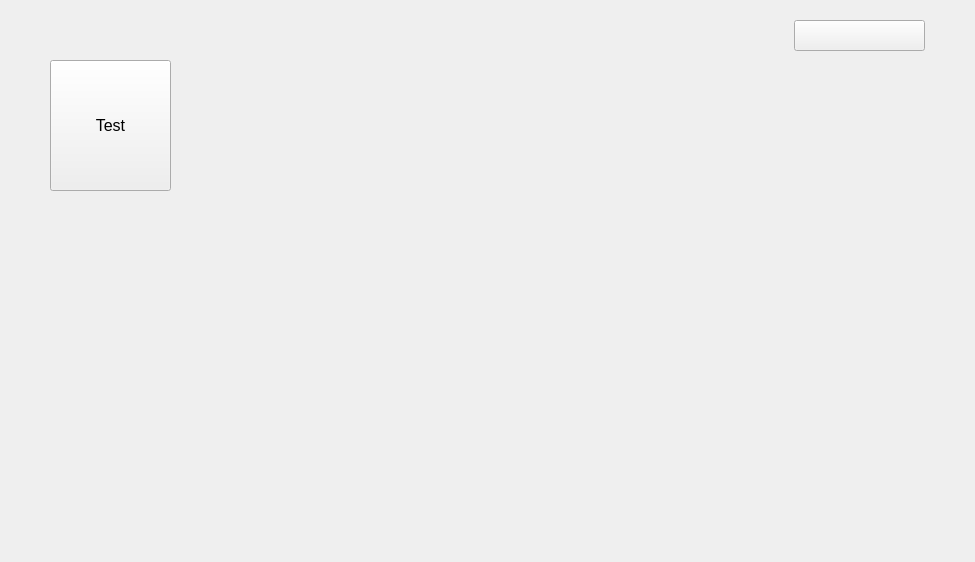
Old version of the form control.ui in the repository MrLalala/OnlineMonitor.
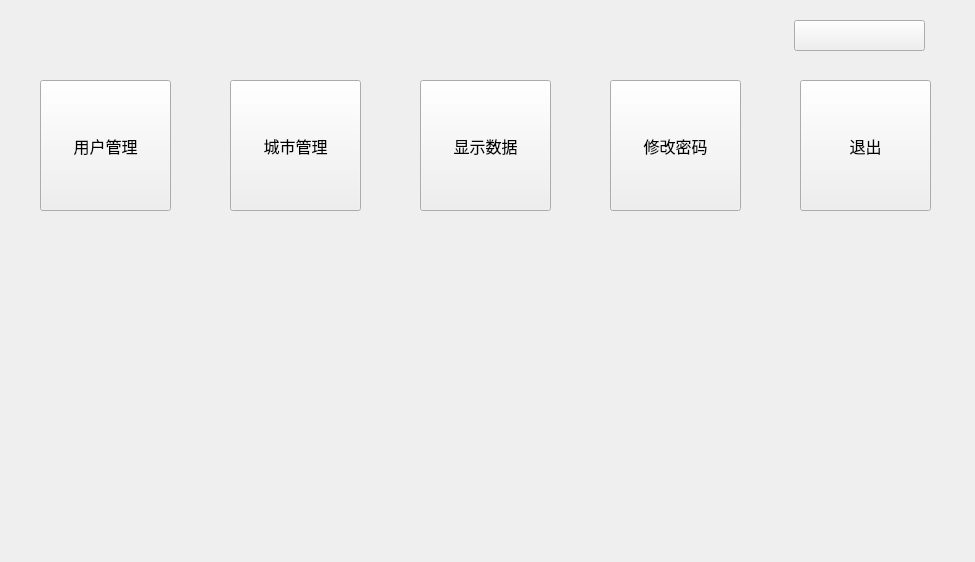
New version of the form. Icons and pictures are not drawn. Custom widgets are drawn as their Qt base class.

Commit message: 完成了用户界面的基础设置。明天将其做成模板。

The edit to the form file:
```diff
--- a/control.ui
+++ b/control.ui
@@ -29,9 +29,9 @@
    <widget class="QToolButton" name="toolButton">
     <property name="geometry">
      <rect>
-      <x>50</x>
-      <y>60</y>
-      <width>121</width>
+      <x>40</x>
+      <y>80</y>
+      <width>131</width>
       <height>131</height>
      </rect>
     </property>
@@ -42,7 +42,7 @@
      </font>
     </property>
     <property name="text">
-     <string>Test</string>
+     <string>用户管理</string>
     </property>
     <property name="icon">
      <iconset resource="resources.qrc">
@@ -74,6 +74,159 @@
      <string/>
     </property>
    </widget>
+   <widget class="QToolButton" name="cityMgr">
+    <property name="geometry">
+     <rect>
+      <x>230</x>
+      <y>80</y>
+      <width>131</width>
+      <height>131</height>
+     </rect>
+    </property>
+    <property name="font">
+     <font>
+      <family>Microsoft YaHei UI</family>
+      <pointsize>12</pointsize>
+     </font>
+    </property>
+    <property name="text">
+     <string>城市管理</string>
+    </property>
+    <property name="icon">
+     <iconset resource="resources.qrc">
+      <normaloff>:/images/city.png</normaloff>:/images/city.png</iconset>
+    </property>
+    <property name="iconSize">
+     <size>
+      <width>100</width>
+      <height>100</height>
+     </size>
+    </property>
+    <property name="toolButtonStyle">
+     <enum>Qt::ToolButtonTextUnderIcon</enum>
+    </property>
+    <property name="autoRaise">
+     <bool>false</bool>
+    </property>
+   </widget>
+   <widget class="QToolButton" name="psdChg">
+    <property name="geometry">
+     <rect>
+      <x>610</x>
+      <y>80</y>
+      <width>131</width>
+      <height>131</height>
+     </rect>
+    </property>
+    <property name="font">
+     <font>
+      <family>Microsoft YaHei UI</family>
+      <pointsize>12</pointsize>
+     </font>
+    </property>
+    <property name="text">
+     <string>修改密码</string>
+    </property>
+    <property name="icon">
+     <iconset resource="resources.qrc">
+      <normaloff>:/images/password.png</normaloff>:/images/password.png</iconset>
+    </property>
+    <property name="iconSize">
+     <size>
+      <width>100</width>
+      <height>100</height>
+     </size>
+    </property>
+    <property name="toolButtonStyle">
+     <enum>Qt::ToolButtonTextUnderIcon</enum>
+    </property>
+    <property name="autoRaise">
+     <bool>false</bool>
+    </property>
+   </widget>
+   <widget class="QToolButton" name="showData">
+    <property name="geometry">
+     <rect>
+      <x>420</x>
+      <y>80</y>
+      <width>131</width>
+      <height>131</height>
+     </rect>
+    </property>
+    <property name="font">
+     <font>
+      <family>Microsoft YaHei UI</family>
+      <pointsize>12</pointsize>
+     </font>
+    </property>
+    <property name="text">
+     <string>显示数据</string>
+    </property>
+    <property name="icon">
+     <iconset resource="resources.qrc">
+      <normaloff>:/images/data.png</normaloff>:/images/data.png</iconset>
+    </property>
+    <property name="iconSize">
+     <size>
+      <width>100</width>
+      <height>100</height>
+     </size>
+    </property>
+    <property name="toolButtonStyle">
+     <enum>Qt::ToolButtonTextUnderIcon</enum>
+    </property>
+    <property name="autoRaise">
+     <bool>false</bool>
+    </property>
+   </widget>
+   <widget class="QToolButton" name="exit">
+    <property name="geometry">
+     <rect>
+      <x>800</x>
+      <y>80</y>
+      <width>131</width>
+      <height>131</height>
+     </rect>
+    </property>
+    <property name="font">
+     <font>
+      <family>Microsoft YaHei UI</family>
+      <pointsize>12</pointsize>
+     </font>
+    </property>
+    <property name="text">
+     <string>退出</string>
+    </property>
+    <property name="icon">
+     <iconset resource="resources.qrc">
+      <normaloff>:/images/exit.png</normaloff>:/images/exit.png</iconset>
+    </property>
+    <property name="iconSize">
+     <size>
+      <width>100</width>
+      <height>100</height>
+     </size>
+    </property>
+    <property name="toolButtonStyle">
+     <enum>Qt::ToolButtonTextUnderIcon</enum>
+    </property>
+    <property name="autoRaise">
+     <bool>false</bool>
+    </property>
+   </widget>
+   <widget class="QLabel" name="time">
+    <property name="geometry">
+     <rect>
+      <x>40</x>
+      <y>20</y>
+      <width>271</width>
+      <height>31</height>
+     </rect>
+    </property>
+    <property name="text">
+     <string/>
+    </property>
+   </widget>
   </widget>
  </widget>
  <layoutdefault spacing="6" margin="11"/>
```
Left out of the diff: 4 changed lines with no effect on the pictures. The commit also changes 12 other files.
